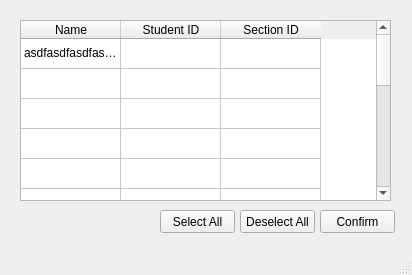
This is list.ui in constfps/grade-importer as Qt 5 draws it before an edit. The edited form follows.
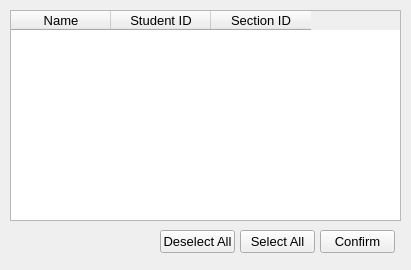
This is the edited form.

Commit message: properly implemented mainwindow and switching widgets

Patch:
```diff
--- a/list.ui
+++ b/list.ui
@@ -1,30 +1,35 @@
 <?xml version="1.0" encoding="UTF-8"?>
 <ui version="4.0">
- <class>MainWindow</class>
- <widget class="QMainWindow" name="MainWindow">
+ <class>Form</class>
+ <widget class="QWidget" name="Form">
   <property name="geometry">
    <rect>
     <x>0</x>
     <y>0</y>
-    <width>412</width>
-    <height>275</height>
+    <width>411</width>
+    <height>270</height>
    </rect>
   </property>
   <property name="sizePolicy">
-   <sizepolicy hsizetype="Ignored" vsizetype="Ignored">
+   <sizepolicy hsizetype="Fixed" vsizetype="Fixed">
     <horstretch>0</horstretch>
     <verstretch>0</verstretch>
    </sizepolicy>
   </property>
+  <property name="font">
+   <font>
+    <family>Arial</family>
+    <pointsize>10</pointsize>
+   </font>
+  </property>
   <property name="windowTitle">
    <string>MainWindow</string>
   </property>
-  <widget class="QWidget" name="centralwidget">
    <widget class="QPushButton" name="ConfirmButton">
     <property name="geometry">
      <rect>
       <x>320</x>
-      <y>210</y>
+     <y>230</y>
       <width>75</width>
       <height>23</height>
      </rect>
@@ -32,112 +37,43 @@
     <property name="text">
      <string>Confirm</string>
     </property>
-    <property name="autoDefault">
-     <bool>false</bool>
-    </property>
    </widget>
    <widget class="QTableWidget" name="table">
     <property name="geometry">
      <rect>
-      <x>20</x>
-      <y>20</y>
-      <width>371</width>
-      <height>181</height>
-     </rect>
-    </property>
-    <property name="showGrid">
-     <bool>true</bool>
-    </property>
-    <property name="rowCount">
-     <number>15</number>
-    </property>
-    <property name="columnCount">
-     <number>3</number>
-    </property>
-    <attribute name="horizontalHeaderVisible">
-     <bool>true</bool>
-    </attribute>
+     <x>10</x>
+     <y>10</y>
+     <width>391</width>
+     <height>211</height>
+    </rect>
+   </property>
     <attribute name="horizontalHeaderCascadingSectionResizes">
      <bool>true</bool>
     </attribute>
-    <attribute name="horizontalHeaderDefaultSectionSize">
-     <number>100</number>
-    </attribute>
-    <attribute name="horizontalHeaderShowSortIndicator" stdset="0">
-     <bool>false</bool>
-    </attribute>
     <attribute name="verticalHeaderVisible">
      <bool>false</bool>
     </attribute>
-    <row/>
-    <row/>
-    <row/>
-    <row/>
-    <row/>
-    <row/>
-    <row/>
-    <row/>
-    <row/>
-    <row/>
-    <row/>
-    <row/>
-    <row/>
-    <row/>
-    <row/>
     <column>
      <property name="text">
       <string>Name</string>
      </property>
-     <property name="textAlignment">
-      <set>AlignCenter</set>
-     </property>
     </column>
     <column>
      <property name="text">
       <string>Student ID</string>
      </property>
-     <property name="textAlignment">
-      <set>AlignCenter</set>
-     </property>
     </column>
     <column>
      <property name="text">
       <string>Section ID</string>
      </property>
-     <property name="textAlignment">
-      <set>AlignCenter</set>
-     </property>
-    </column>
-    <item row="0" column="0">
-     <property name="text">
-      <string>asdfasdfasdfasdfasdfasdf</string>
-     </property>
-     <property name="checkState">
-      <enum>Unchecked</enum>
-     </property>
-     <property name="flags">
-      <set>ItemIsDragEnabled|ItemIsUserCheckable|ItemIsEnabled</set>
-     </property>
-    </item>
-   </widget>
-   <widget class="QPushButton" name="DeselectAll">
-    <property name="geometry">
-     <rect>
-      <x>240</x>
-      <y>210</y>
-      <width>75</width>
-      <height>23</height>
-     </rect>
-    </property>
-    <property name="text">
-     <string>Deselect All</string>
-    </property>
+   </column>
    </widget>
    <widget class="QPushButton" name="SelectAll">
     <property name="geometry">
      <rect>
-      <x>160</x>
-      <y>210</y>
+     <x>240</x>
+     <y>230</y>
       <width>75</width>
       <height>23</height>
      </rect>
@@ -146,8 +82,19 @@
      <string>Select All</string>
     </property>
    </widget>
+  <widget class="QPushButton" name="DeselectAll">
+   <property name="geometry">
+    <rect>
+     <x>160</x>
+     <y>230</y>
+     <width>75</width>
+     <height>23</height>
+    </rect>
+   </property>
+   <property name="text">
+    <string>Deselect All</string>
+   </property>
   </widget>
-  <widget class="QStatusBar" name="statusBar"/>
  </widget>
  <resources/>
  <connections/>
```
Left out of the diff: 2 changed lines with no effect on the pictures. Lines whose indentation alone changed are shown as unchanged. The commit also changes 2 other files.
